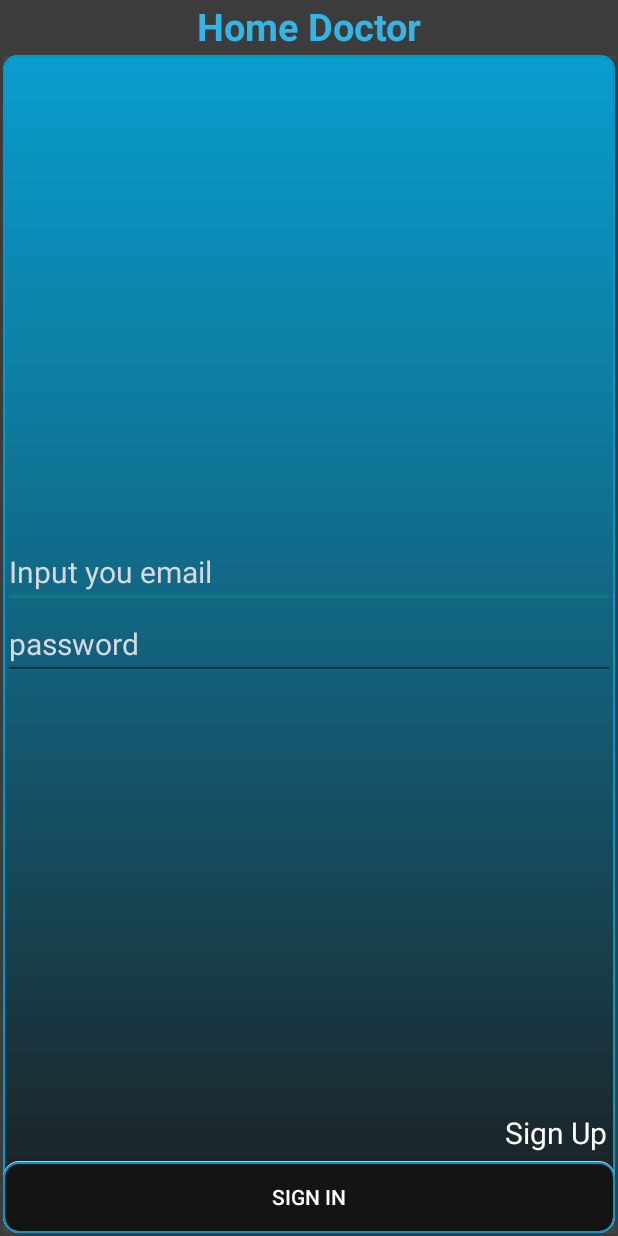
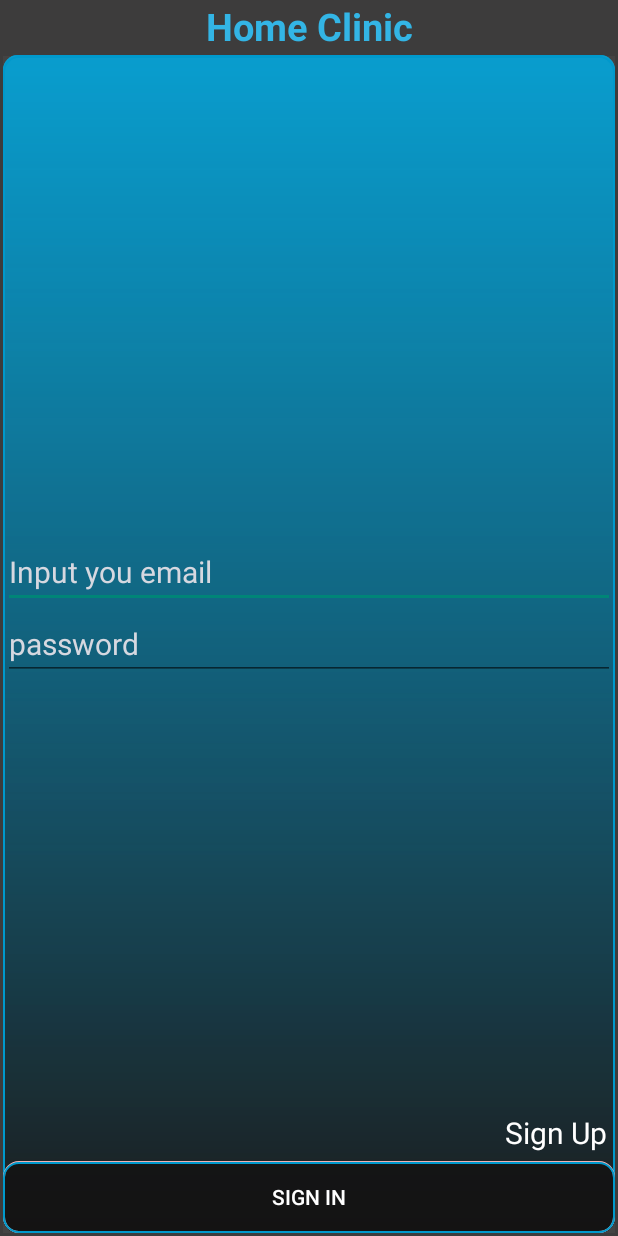
Before and after one commit to kusinza/air_quality_index, an Android app: the screen it shows after launch (MainActivity), on a phone screen of 412 x 824 dp. Run offline under Robolectric (Android 15) with nearby library versions, the light colour scheme and no system bars; our stand-ins replace Firebase (no records; nobody signed in at launch, a user with empty details on screens opened directly).

Commit message:
Home Clinic

```diff
--- a/app/src/main/res/layout/activity_main.xml
+++ b/app/src/main/res/layout/activity_main.xml
@@ -23,7 +23,7 @@
              android:layout_height="match_parent"
              android:gravity="center"
              android:keepScreenOn="true"
-             android:text="Home Doctor"
+             android:text="Home Clinic"
              android:textColor="#33b5e5"
              android:textSize="25sp"
              android:textStyle="bold" />
--- a/app/src/main/res/layout/activity_splash_screen.xml
+++ b/app/src/main/res/layout/activity_splash_screen.xml
@@ -22,7 +22,7 @@
             android:layout_height="match_parent"
             android:gravity="center"
             android:keepScreenOn="true"
-            android:text="Home Doctor"
+            android:text="Home Clinic"
             android:textColor="#33b5e5"
             android:textSize="50sp"
             android:textStyle="bold" />
```
